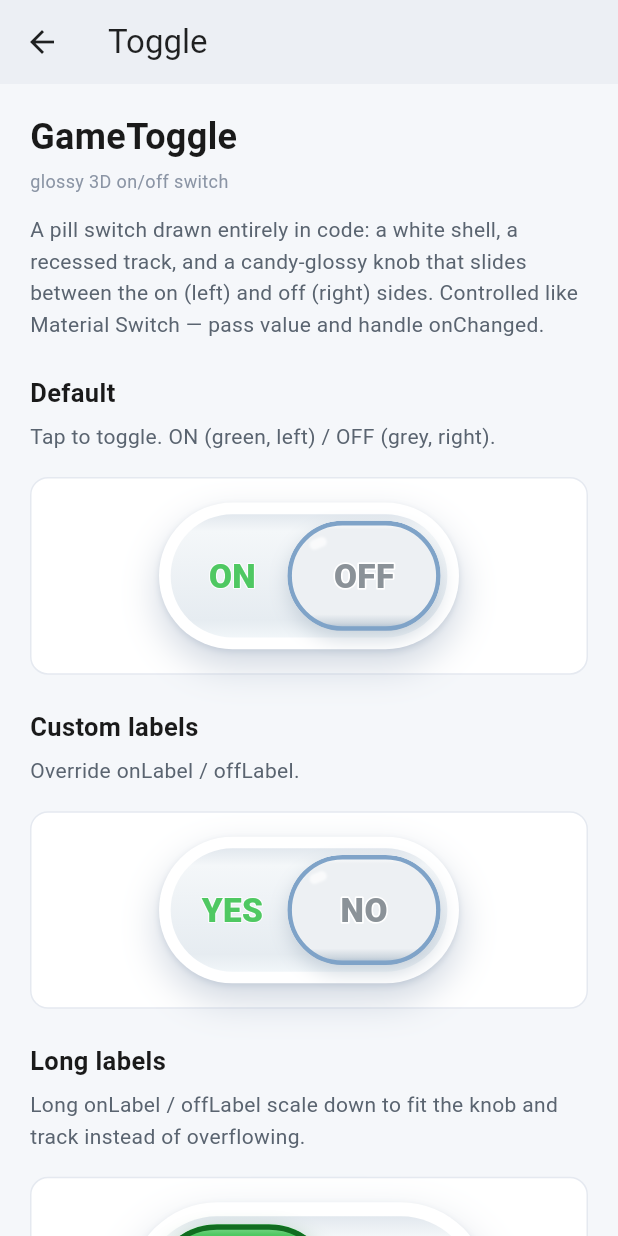
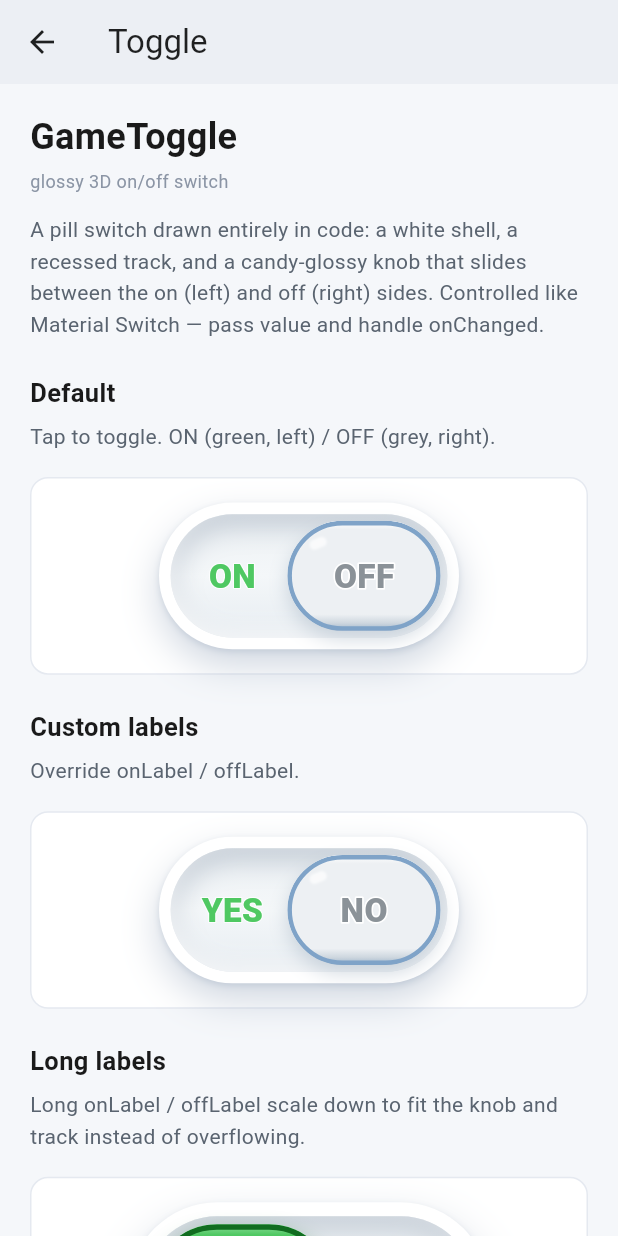
Before and after one commit to yakupadakli/game-ui, a Flutter app: the GameTogglePage screen opened directly, after a tap on "ON", on a phone screen of 412 x 824 dp. Run offline on Flutter 3.47's test engine with Material 3 defaults, Android fonts, the phone set to English and light mode, and no system bars; Roboto replaces fonts that are missing (Fredoka).

Commit message:
feat(toggles): localized labels, keyboard/drag interaction, inset-shadow track
- Add keyboard (Space/Enter via FocusableActionDetector + focus highlight),
  horizontal drag-to-toggle, and haptic feedback on change
- Default on/off labels now resolve from GameUiStringsTheme
  (kGameToggleOnLabel/OffLabel; en: ON/OFF, tr: AÇIK/KAPALI); onLabel/offLabel
  become optional overrides
- Replace the activeColor field with palette.copyWith(onColor:) so a custom
  on color derives its own gloss ramp (BREAKING: activeColor removed)
- Refactor the track into a _TrackPainter with a real blurred inset shadow
- Update the example page to the palette.copyWith(onColor:) API

```diff
--- a/example/lib/game_toggle_page.dart
+++ b/example/lib/game_toggle_page.dart
@@ -86,13 +86,15 @@ class _GameTogglePageState extends State<GameTogglePage> {
             DocSection(
               title: 'Custom active color',
               description:
-                  'activeColor derives its own gloss ramp; off stays '
-                  'grey.',
+                  'Set the on-knob color via palette.copyWith(onColor:); its '
+                  'gloss ramp derives from it.',
               child: Center(
                 child: GameToggle(
                   value: _power,
                   onChanged: (v) => setState(() => _power = v),
-                  activeColor: GameColors.primary,
+                  palette: GameTogglePalette.light.copyWith(
+                    onColor: GameColors.primary,
+                  ),
                 ),
               ),
             ),
@@ -156,13 +158,12 @@ class _GameTogglePageState extends State<GameTogglePage> {
               '  onChanged: (v) => setState(() => soundOn = v),\n'
               ')\n'
               '\n'
-              '// Custom labels / color / palette / size:\n'
+              '// Custom labels / palette / size:\n'
               'GameToggle(\n'
               '  value: soundOn,\n'
               '  onChanged: (v) => setState(() => soundOn = v),\n'
               "  onLabel: 'YES',\n"
               "  offLabel: 'NO',\n"
-              '  activeColor: GameColors.primary,\n'
               '  palette: GameTogglePalette.grey,\n'
               '  width: 220,\n'
               ')',
--- a/lib/src/core/game_ui_strings.dart
+++ b/lib/src/core/game_ui_strings.dart
@@ -16,6 +16,13 @@ const String kGameSearchDefaultHint = 'Search...';
 
 const String kGamePasswordShowTooltip = 'Show password';
 const String kGamePasswordHideTooltip = 'Hide password';
+
+// ---------------------------------------------------------------------------
+// Toggle — default on/off labels
+// ---------------------------------------------------------------------------
+
+const String kGameToggleOnLabel = 'ON';
+const String kGameToggleOffLabel = 'OFF';
 
 // ---------------------------------------------------------------------------
 // Semantics — defaults
--- a/lib/src/core/game_ui_strings_theme.dart
+++ b/lib/src/core/game_ui_strings_theme.dart
@@ -35,6 +35,8 @@ class GameUiStringsTheme extends ThemeExtension<GameUiStringsTheme> {
     this.searchDefaultHint,
     this.passwordShowTooltip,
     this.passwordHideTooltip,
+    this.toggleOnLabel,
+    this.toggleOffLabel,
     this.semanticRangeLabel,
     this.semanticRangeSliderHint,
     this.semanticStarRatingDefault,
@@ -59,6 +61,8 @@ class GameUiStringsTheme extends ThemeExtension<GameUiStringsTheme> {
     searchDefaultHint: 'Search...',
     passwordShowTooltip: 'Show password',
     passwordHideTooltip: 'Hide password',
+    toggleOnLabel: 'ON',
+    toggleOffLabel: 'OFF',
     semanticRangeLabel: 'Range',
     semanticRangeSliderHint:
         'Drag each handle or tap the track to adjust the range',
@@ -85,6 +89,8 @@ class GameUiStringsTheme extends ThemeExtension<GameUiStringsTheme> {
     searchDefaultHint: 'Ara...',
     passwordShowTooltip: 'Şifreyi göster',
     passwordHideTooltip: 'Şifreyi gizle',
+    toggleOnLabel: 'AÇIK',
+    toggleOffLabel: 'KAPALI',
     semanticRangeLabel: 'Aralık',
     semanticRangeSliderHint:
         'Aralığı ayarlamak için her tutamağı sürükleyin veya iz üzerine dokunun',
@@ -119,6 +125,8 @@ class GameUiStringsTheme extends ThemeExtension<GameUiStringsTheme> {
   final String? searchDefaultHint;
   final String? passwordShowTooltip;
   final String? passwordHideTooltip;
+  final String? toggleOnLabel;
+  final String? toggleOffLabel;
   final String? semanticRangeLabel;
   final String? semanticRangeSliderHint;
   final String? semanticStarRatingDefault;
@@ -152,6 +160,8 @@ class GameUiStringsTheme extends ThemeExtension<GameUiStringsTheme> {
     String? searchDefaultHint,
     String? passwordShowTooltip,
     String? passwordHideTooltip,
+    String? toggleOnLabel,
+    String? toggleOffLabel,
     String? semanticRangeLabel,
     String? semanticRangeSliderHint,
     String? semanticStarRatingDefault,
@@ -173,6 +183,8 @@ class GameUiStringsTheme extends ThemeExtension<GameUiStringsTheme> {
       searchDefaultHint: searchDefaultHint ?? this.searchDefaultHint,
       passwordShowTooltip: passwordShowTooltip ?? this.passwordShowTooltip,
       passwordHideTooltip: passwordHideTooltip ?? this.passwordHideTooltip,
+      toggleOnLabel: toggleOnLabel ?? this.toggleOnLabel,
+      toggleOffLabel: toggleOffLabel ?? this.toggleOffLabel,
       semanticRangeLabel: semanticRangeLabel ?? this.semanticRangeLabel,
       semanticRangeSliderHint:
           semanticRangeSliderHint ?? this.semanticRangeSliderHint,
@@ -210,6 +222,8 @@ class GameUiStringsTheme extends ThemeExtension<GameUiStringsTheme> {
         searchDefaultHint == other.searchDefaultHint &&
         passwordShowTooltip == other.passwordShowTooltip &&
         passwordHideTooltip == other.passwordHideTooltip &&
+        toggleOnLabel == other.toggleOnLabel &&
+        toggleOffLabel == other.toggleOffLabel &&
         semanticRangeLabel == other.semanticRangeLabel &&
         semanticRangeSliderHint == other.semanticRangeSliderHint &&
         semanticStarRatingDefault == other.semanticStarRatingDefault &&
@@ -233,6 +247,8 @@ class GameUiStringsTheme extends ThemeExtension<GameUiStringsTheme> {
     searchDefaultHint,
     passwordShowTooltip,
     passwordHideTooltip,
+    toggleOnLabel,
+    toggleOffLabel,
     semanticRangeLabel,
     semanticRangeSliderHint,
     semanticStarRatingDefault,
@@ -274,6 +290,10 @@ class GameUiStringsResolved {
 
   String get passwordHideTooltip =>
       _theme?.passwordHideTooltip ?? kGamePasswordHideTooltip;
+
+  String get toggleOnLabel => _theme?.toggleOnLabel ?? kGameToggleOnLabel;
+
+  String get toggleOffLabel => _theme?.toggleOffLabel ?? kGameToggleOffLabel;
 
   String get semanticRangeLabel =>
       _theme?.semanticRangeLabel ?? kGameSemanticRangeDefaultLabel;
--- a/lib/src/widgets/toggles/game_toggle.dart
+++ b/lib/src/widgets/toggles/game_toggle.dart
@@ -1,8 +1,10 @@
 import 'package:flutter/material.dart';
+import 'package:flutter/services.dart';
 
 import '../../core/game_colors.dart';
 import '../../core/game_disabled_overlay.dart';
 import '../../core/game_gloss_surface.dart';
+import '../../core/game_ui_strings_theme.dart';
 import '../text/game_stroked_text.dart';
 import 'game_toggle_palette.dart';
 
@@ -12,17 +14,17 @@ import 'game_toggle_palette.dart';
 /// track.
 ///
 /// Controlled like Material's `Switch`: pass [value] and handle [onChanged]
-/// (pass `null`, or set [enabled] to false, to disable). All proportions and
-/// the knob/track shading scale from [width].
+/// (pass `null`, or set [enabled] to false, to disable). Tap, horizontal drag,
+/// or keyboard (Space / Enter when focused) toggle it. All proportions and the
+/// knob/track shading scale from [width].
 class GameToggle extends StatefulWidget {
   const GameToggle({
     required this.value,
     required this.onChanged,
     this.width = 200,
-    this.onLabel = 'ON',
-    this.offLabel = 'OFF',
+    this.onLabel,
+    this.offLabel,
     this.palette = GameTogglePalette.light,
-    this.activeColor,
     this.enabled = true,
     super.key,
   });
@@ -30,26 +32,24 @@ class GameToggle extends StatefulWidget {
   /// Whether the toggle is on (knob on the left, [onLabel] showing).
   final bool value;
 
-  /// Called with the new value when tapped. `null` disables interaction.
+  /// Called with the new value when toggled. `null` disables interaction.
   final ValueChanged<bool>? onChanged;
 
   /// Overall pill width; height and all internal shading derive from it.
   final double width;
 
-  /// Label for the on state (knob when on, track when off).
-  final String onLabel;
+  /// Label for the on state. Defaults to the localized
+  /// [GameUiStringsResolved.toggleOnLabel] (English `ON`).
+  final String? onLabel;
 
-  /// Label for the off state.
-  final String offLabel;
+  /// Label for the off state. Defaults to the localized
+  /// [GameUiStringsResolved.toggleOffLabel] (English `OFF`).
+  final String? offLabel;
 
   /// Color variation for the knob faces + labels. Defaults to
   /// [GameTogglePalette.light]; pass [GameTogglePalette.grey] for the earlier
-  /// grey-off look, or a custom palette.
+  /// grey-off look, or a custom palette (e.g. `…light.copyWith(onColor: …)`).
   final GameTogglePalette palette;
-
-  /// Overrides [palette].onColor for the on state (the on knob face). A custom
-  /// color derives its own gloss ramp and drop shadow.
-  final Color? activeColor;
 
   final bool enabled;
 
@@ -62,6 +62,7 @@ class _GameToggleState extends State<GameToggle>
   late final AnimationController _controller;
   late final Animation<double> _pos; // 0 = on (left), 1 = off (right)
   late final Animation<double> _fade; // eased, no overshoot
+  bool _focused = false;
 
   @override
   void initState() {
@@ -95,6 +96,14 @@ class _GameToggleState extends State<GameToggle>
 
   bool get _interactive => widget.enabled && widget.onChanged != null;
 
+  void _toggle() => _setValue(!widget.value);
+
+  void _setValue(bool next) {
+    if (!_interactive || next == widget.value) return;
+    HapticFeedback.lightImpact();
+    widget.onChanged!(next);
+  }
+
   @override
   Widget build(BuildContext context) {
     final w = widget.width;
@@ -102,13 +111,34 @@ class _GameToggleState extends State<GameToggle>
     final h = w * (176 / 360);
     final rim = 14 * k;
 
-    final onColor = widget.activeColor ?? widget.palette.onColor;
+    final strings = context.gameUiStrings;
+    final onLabel = widget.onLabel ?? strings.toggleOnLabel;
+    final offLabel = widget.offLabel ?? strings.toggleOffLabel;
+    final onColor = widget.palette.onColor;
     final offColor = widget.palette.offColor;
 
     return GameDisabledOverlay(
       disabled: !_interactive,
+      child: FocusableActionDetector(
+        enabled: _interactive,
+        onShowFocusHighlight: (value) => setState(() => _focused = value),
+        actions: {
+          ActivateIntent: CallbackAction<ActivateIntent>(
+            onInvoke: (_) {
+              _toggle();
+              return null;
+            },
+          ),
+        },
         child: GestureDetector(
-        onTap: _interactive ? () => widget.onChanged!(!widget.value) : null,
+          onTap: _interactive ? _toggle : null,
+          onHorizontalDragEnd: _interactive
+              ? (details) {
+                  final v = details.primaryVelocity ?? 0;
+                  if (v.abs() < 1) return;
+                  _setValue(v < 0); // drag left → on, right → off
+                }
+              : null,
           child: SizedBox(
             width: w,
             height: h,
@@ -129,6 +159,12 @@ class _GameToggleState extends State<GameToggle>
                     color: const Color(0xFFFFFFFF),
                     borderRadius: BorderRadius.circular(h),
                     boxShadow: [
+                      if (_focused)
+                        BoxShadow(
+                          color: GameColors.primary.withValues(alpha: 0.6),
+                          blurRadius: 2 * k,
+                          spreadRadius: 3 * k,
+                        ),
                       BoxShadow(
                         color: const Color(0xFF96A5B9).withValues(alpha: 0.30),
                         blurRadius: 5 * k,
@@ -146,16 +182,16 @@ class _GameToggleState extends State<GameToggle>
                     child: Stack(
                       clipBehavior: Clip.none,
                       children: [
-                      Positioned.fill(child: _track(k)),
+                        const Positioned.fill(child: _Track()),
                         // Track labels sit in the half the knob does NOT cover
                         // (the knob is wider than half the track), so long text
-                      // fits clear of the knob instead of being clipped by it.
+                        // fits clear of the knob instead of being clipped.
                         Positioned(
                           left: 16 * k,
                           top: 0,
                           bottom: 0,
                           width: 116 * k,
-                        child: _trackLabel(widget.onLabel, onColor, fade, k),
+                          child: _trackLabel(onLabel, onColor, fade, k),
                         ),
                         Positioned(
                           right: 16 * k,
@@ -163,7 +199,7 @@ class _GameToggleState extends State<GameToggle>
                           bottom: 0,
                           width: 116 * k,
                           child: _trackLabel(
-                          widget.offLabel,
+                            offLabel,
                             const Color(0xFF8B9298),
                             1 - fade,
                             k,
@@ -177,8 +213,8 @@ class _GameToggleState extends State<GameToggle>
                           child: _knob(
                             knobColor,
                             knobShadow,
-                          onColor,
-                          offColor,
+                            onLabel,
+                            offLabel,
                             fade,
                             k,
                           ),
@@ -191,48 +227,6 @@ class _GameToggleState extends State<GameToggle>
             ),
           ),
         ),
-    );
-  }
-
-  /// Recessed light track; the inset shadow is approximated with a top-dark /
-  /// bottom-light vertical gradient.
-  Widget _track(double k) {
-    return DecoratedBox(
-      decoration: BoxDecoration(
-        borderRadius: BorderRadius.circular(999),
-        gradient: const LinearGradient(
-          begin: Alignment.topCenter,
-          end: Alignment.bottomCenter,
-          colors: [
-            Color(0xFFE2E8EE), // recessed top edge
-            Color(0xFFF4F7F9),
-            Color(0xFFE6ECF1),
-            Color(0xFFF1F6F9), // light bottom catch
-          ],
-          stops: [0.0, 0.14, 0.86, 1.0],
-        ),
-      ),
-    );
-  }
-
-  /// A track label, centered in its clear-zone slot, faded by [opacity] and
-  /// scaled down so long text fits.
-  Widget _trackLabel(String text, Color color, double opacity, double k) {
-    return Center(
-      child: FittedBox(
-        fit: BoxFit.scaleDown,
-        child: Opacity(
-          opacity: opacity,
-          child: GameStrokedText(
-            text,
-            color: color,
-            // Soft white halo on the light track.
-            strokeColor: const Color(0xCCFFFFFF),
-            strokeWidth: 40 * k * 0.06,
-            fontSize: 40 * k,
-            fontWeight: FontWeight.w800,
-          ),
-        ),
       ),
     );
   }
@@ -240,8 +234,8 @@ class _GameToggleState extends State<GameToggle>
   Widget _knob(
     Color faceColor,
     Color dropShadow,
-    Color onColor,
-    Color offColor,
+    String onText,
+    String offText,
     double fade,
     double k,
   ) {
@@ -278,22 +272,44 @@ class _GameToggleState extends State<GameToggle>
                   // Each label is styled for its own state and cross-fades;
                   // the off label stays readable on a light knob.
                   _knobText(
-                    widget.onLabel,
+                    onText,
                     widget.palette.onLabelColor,
-                    onColor,
+                    widget.palette.onColor,
                     1 - fade,
                     k,
                   ),
                   _knobText(
-                    widget.offLabel,
+                    offText,
                     widget.palette.offLabelColor,
-                    offColor,
+                    widget.palette.offColor,
                     fade,
                     k,
                   ),
                 ],
               ),
             ),
+          ),
+        ),
+      ),
+    );
+  }
+
+  /// A track label, centered in its clear-zone slot, faded by [opacity] and
+  /// scaled down so long text fits.
+  Widget _trackLabel(String text, Color color, double opacity, double k) {
+    return Center(
+      child: FittedBox(
+        fit: BoxFit.scaleDown,
+        child: Opacity(
+          opacity: opacity,
+          child: GameStrokedText(
+            text,
+            color: color,
+            // Soft white halo on the light track.
+            strokeColor: const Color(0xCCFFFFFF),
+            strokeWidth: 40 * k * 0.06,
+            fontSize: 40 * k,
+            fontWeight: FontWeight.w800,
           ),
         ),
       ),
@@ -333,3 +349,84 @@ class _GameToggleState extends State<GameToggle>
         : const Color(0xFFFFFFFF);
   }
 }
+
+/// Recessed light track with a real inset shadow (dark at the top inner edge,
+/// light at the bottom) painted under a top→bottom gradient.
+class _Track extends StatelessWidget {
+  const _Track();
+
+  @override
+  Widget build(BuildContext context) {
+    return const CustomPaint(painter: _TrackPainter());
+  }
+}
+
+class _TrackPainter extends CustomPainter {
+  const _TrackPainter();
+
+  static const _gradient = LinearGradient(
+    begin: Alignment.topCenter,
+    end: Alignment.bottomCenter,
+    colors: [Color(0xFFEDF1F4), Color(0xFFF4F7F9), Color(0xFFE6ECF1)],
+    stops: [0.0, 0.5, 1.0],
+  );
+
+  @override
+  void paint(Canvas canvas, Size size) {
+    final rect = Offset.zero & size;
+    final rrect = RRect.fromRectAndRadius(
+      rect,
+      Radius.circular(size.height / 2),
+    );
+
+    canvas.drawRRect(rrect, Paint()..shader = _gradient.createShader(rect));
+
+    canvas.save();
+    canvas.clipRRect(rrect);
+    final blur = size.height * 0.12;
+    // Dark inset shadow biting in from the top edge.
+    _innerShadow(
+      canvas,
+      rrect,
+      size,
+      const Color(0xFF8595A8).withValues(alpha: 0.55),
+      Offset(0, blur * 0.6),
+      blur,
+    );
+    // Soft light catch along the bottom edge.
+    _innerShadow(
+      canvas,
+      rrect,
+      size,
+      const Color(0xFFFFFFFF).withValues(alpha: 0.85),
+      Offset(0, -blur * 0.5),
+      blur * 0.8,
+    );
+    canvas.restore();
+  }
+
+  /// Casts a blurred shadow *inside* [rrect] from the edge nearest [shift]:
+  /// fills everything outside the shifted shape, clipped to the real shape, so
+  /// only the blur near that edge shows.
+  void _innerShadow(
+    Canvas canvas,
+    RRect rrect,
+    Size size,
+    Color color,
+    Offset shift,
+    double blur,
+  ) {
+    final paint = Paint()
+      ..color = color
+      ..maskFilter = MaskFilter.blur(BlurStyle.normal, blur);
+    final outer = Path()..addRect((Offset.zero & size).inflate(size.height));
+    final inner = Path()..addRRect(rrect.shift(shift));
+    canvas.drawPath(
+      Path.combine(PathOperation.difference, outer, inner),
+      paint,
+    );
+  }
+
+  @override
+  bool shouldRepaint(covariant _TrackPainter oldDelegate) => false;
+}
```
Also changed, not shown: example/pubspec.lock. Lines whose indentation alone changed are shown as unchanged.
